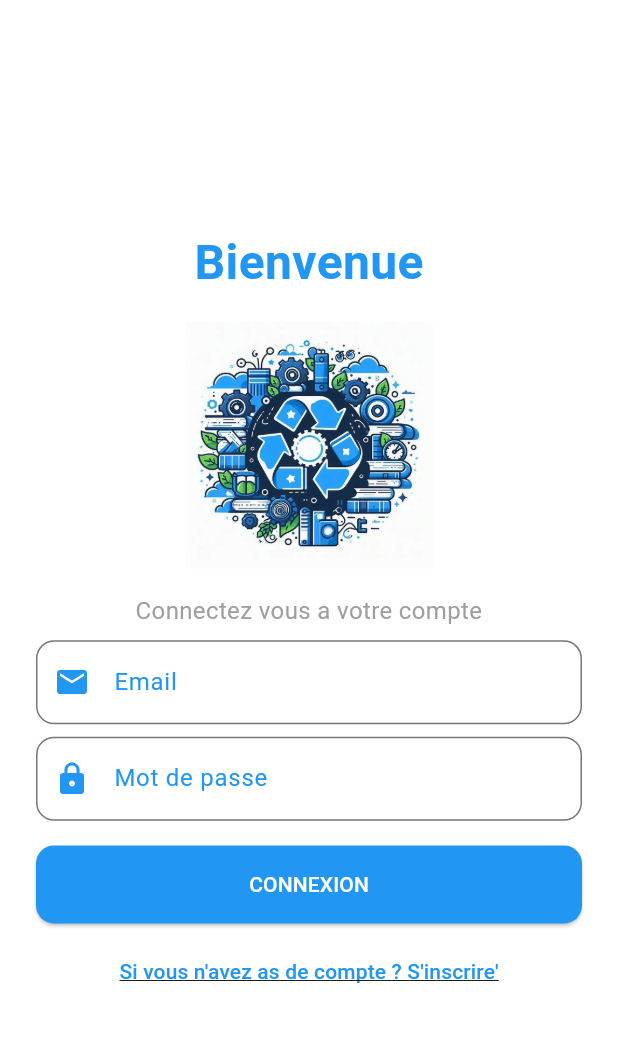
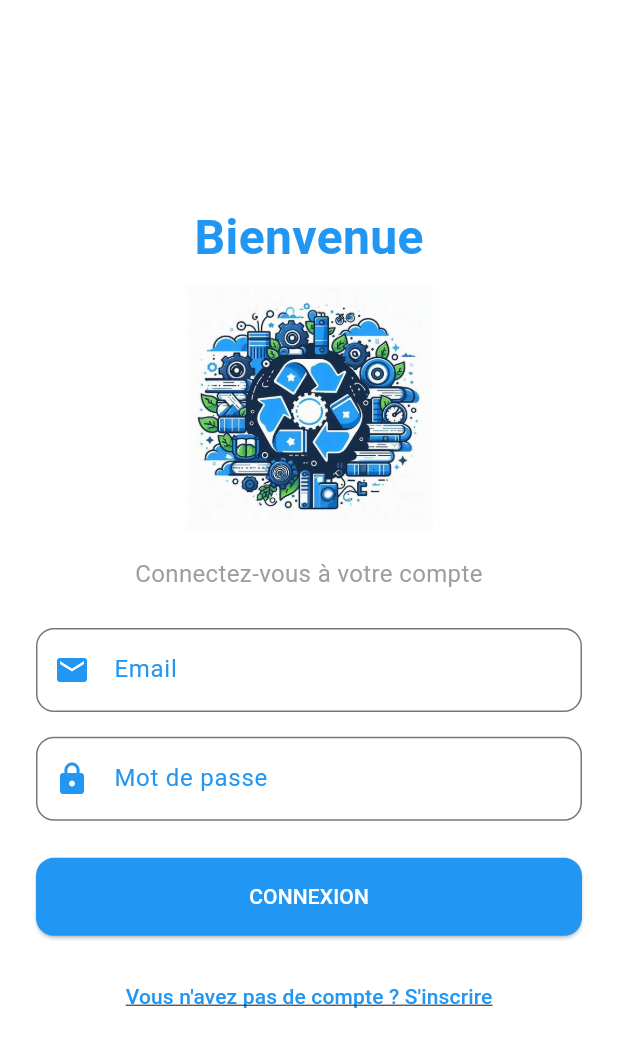
Before and after one commit to feutio12/BookCycle, a Flutter app: the screen it shows after launch, after a tap on "Se Connecter", on a phone screen of 412 x 824 dp. Shown: the top 1047 px of the screen. Run offline on Flutter 3.47's test engine with Material 3 defaults, Android fonts, the phone set to English and light mode, and no system bars.

Commit message:
deuxieme commit

```diff
--- a/lib/navigate.dart
+++ b/lib/navigate.dart
@@ -8,43 +8,64 @@ class Navigate extends StatelessWidget {
   Widget build(BuildContext context) {
     return Scaffold(
       backgroundColor: Colors.white,
-      body: Padding(
+      body: SafeArea(
+        child: SingleChildScrollView(
+          child: Padding(
             padding: const EdgeInsets.all(20.0),
+            child: ConstrainedBox(
+              constraints: BoxConstraints(
+                minHeight: MediaQuery.of(context).size.height - 40,
+              ),
               child: Column(
-          mainAxisAlignment: MainAxisAlignment.center,
+                mainAxisAlignment: MainAxisAlignment.spaceBetween,
                 crossAxisAlignment: CrossAxisAlignment.center,
                 children: [
-
+                  Column(
+                    children: [
+                      const SizedBox(height: 40),
                       Image.asset(
-              'assets/images/sss.jpg',
+                        'assets/images/logo.png',
                         height: 300,
                         width: 300,
                       ),
-
                       const SizedBox(height: 20),
-
-            // En-tête avec les mots empilés
+                      Text(
+                        "BookCycle",
+                        style: TextStyle(
+                          fontSize: 46,
+                          fontWeight: FontWeight.bold,
+                          color: Colors.blue[500],
+                        ),
+                      ),
+                      const SizedBox(height: 10),
                       Column(
                         children: [
                           Text(
+                            "Bienvenue sur notre application",
+                            style: TextStyle(
+                              fontSize: 14,
+                              color: Colors.grey[600],
+                            ),
+                          ),
+                          const SizedBox(height: 5),
+                          Text(
                             "BookCycle",
                             style: TextStyle(
-                    fontSize: 36,
-                    fontWeight: FontWeight.bold,
-                    color: Colors.blue[900],
+                              fontSize: 14,
+                              color: Colors.grey[600],
                             ),
                           ),
                         ],
                       ),
-
-            const SizedBox(height: 40),
-
-            // Bouton SIGN IN
+                    ],
+                  ),
+                  Column(
+                    children: [
                       SizedBox(
                         width: double.infinity,
                         child: ElevatedButton(
                           style: ElevatedButton.styleFrom(
-                  backgroundColor: Colors.blue[800],
+                            backgroundColor: Colors.blue[500],
                             padding: const EdgeInsets.symmetric(vertical: 16),
                             shape: RoundedRectangleBorder(
                               borderRadius: BorderRadius.circular(8),
@@ -68,32 +89,15 @@ class Navigate extends StatelessWidget {
                           ),
                         ),
                       ),
-
-            const SizedBox(height: 30),
-
-            // Texte en bas
-            Column(
-              children: [
-                Text(
-                  "Bienvenue sur notre application",
-                  style: TextStyle(
-                    fontSize: 14,
-                    color: Colors.grey[600],
-                  ),
-                ),
-                const SizedBox(height: 5),
-                Text(
-                  "BookCycle",
-                  style: TextStyle(
-                    fontSize: 14,
-                    color: Colors.grey[600],
-                  ),
-                ),
+                      const SizedBox(height: 60),
                     ],
                   ),
                 ],
               ),
             ),
+          ),
+        ),
+      ),
     );
   }
 }
--- a/lib/pages/auth/loginpage.dart
+++ b/lib/pages/auth/loginpage.dart
@@ -1,5 +1,7 @@
+import 'package:bookcycle/pages/homepage.dart';
 import 'package:flutter/material.dart';
 import 'package:bookcycle/screen_manage.dart';
+import 'registerpage.dart';
 
 class Loginpage extends StatelessWidget {
   const Loginpage({super.key});
@@ -11,13 +13,18 @@ class Loginpage extends StatelessWidget {
 
     return Scaffold(
       backgroundColor: Colors.white,
-      body: Padding(
+      body: SafeArea(
+        child: SingleChildScrollView(
           padding: EdgeInsets.all(padding),
+          child: ConstrainedBox(
+            constraints: BoxConstraints(
+              minHeight: screenHeight - padding * 2,
+            ),
             child: Column(
               mainAxisAlignment: MainAxisAlignment.center,
               crossAxisAlignment: CrossAxisAlignment.stretch,
               children: [
-
+                // Section supérieure (logo et titre)
                 Column(
                   children: [
                     const Text(
@@ -29,7 +36,6 @@ class Loginpage extends StatelessWidget {
                       ),
                     ),
                     const SizedBox(height: 8),
-                SizedBox(height: screenHeight * 0.01),
                     SizedBox(
                       height: screenHeight * 0.2,
                       child: Image.asset(
@@ -41,18 +47,25 @@ class Loginpage extends StatelessWidget {
                 ),
                 SizedBox(height: screenHeight * 0.02),
 
+                // Sous-titre
                 const Text(
-              "Connectez vous a votre compte",
+                  "Connectez-vous à votre compte",
                   textAlign: TextAlign.center,
                   style: TextStyle(
                     fontSize: 16,
                     color: Colors.grey,
                   ),
                 ),
-            SizedBox(height: screenHeight * 0.01),
+                SizedBox(height: screenHeight * 0.03),
 
+                // Formulaire
+                AutofillGroup(
+                  child: Column(
+                    children: [
                       // Champ email
                       TextField(
+                        autofillHints: const [AutofillHints.email],
+                        keyboardType: TextInputType.emailAddress,
                         decoration: InputDecoration(
                           labelText: 'Email',
                           labelStyle: const TextStyle(color: Colors.blue),
@@ -63,10 +76,11 @@ class Loginpage extends StatelessWidget {
                           prefixIcon: const Icon(Icons.email, color: Colors.blue),
                         ),
                       ),
-            SizedBox(height: screenHeight * 0.01),
+                      SizedBox(height: screenHeight * 0.02),
 
                       // Champ mot de passe
                       TextField(
+                        autofillHints: const [AutofillHints.password],
                         obscureText: true,
                         decoration: InputDecoration(
                           labelText: 'Mot de passe',
@@ -77,7 +91,10 @@ class Loginpage extends StatelessWidget {
                           prefixIcon: const Icon(Icons.lock, color: Colors.blue),
                         ),
                       ),
-            SizedBox(height: screenHeight * 0.02),
+                    ],
+                  ),
+                ),
+                SizedBox(height: screenHeight * 0.03),
 
                 // Bouton de connexion
                 ElevatedButton(
@@ -93,13 +110,13 @@ class Loginpage extends StatelessWidget {
                     Navigator.push(
                       context,
                       MaterialPageRoute(
-                    builder: (context) => const ScreenManage(),
+                        builder: (context) => const Homepage(),
                       ),
                     );
                   },
                   child: const Text("CONNEXION"),
                 ),
-            SizedBox(height: screenHeight * 0.01),
+                SizedBox(height: screenHeight * 0.02),
 
                 // Lien d'inscription
                 TextButton(
@@ -107,12 +124,12 @@ class Loginpage extends StatelessWidget {
                     Navigator.push(
                       context,
                       MaterialPageRoute(
-                    builder: (context) => const ScreenManage(),
+                        builder: (context) => const Registerpage(),
                       ),
                     );
                   },
                   child: const Text(
-                "Si vous n'avez as de compte ? S'inscrire'",
+                    "Vous n'avez pas de compte ? S'inscrire",
                     style: TextStyle(
                       color: Colors.blue,
                       decoration: TextDecoration.underline,
@@ -122,6 +139,8 @@ class Loginpage extends StatelessWidget {
               ],
             ),
           ),
+        ),
+      ),
     );
   }
 }
--- a/lib/screen_manage.dart
+++ b/lib/screen_manage.dart
@@ -1,5 +1,5 @@
 import 'package:flutter/material.dart';
-import 'package:bookcycle/home_page.dart';
+import 'package:bookcycle/pages/homepage.dart';
 import 'package:bookcycle/second_page.dart';
 
 class ScreenManage extends StatefulWidget {
```
Also changed, not shown: lib/home_page.dart (deleted, +0 -127 lines), lib/pages/auth/registerpage.dart (+8 -2 lines), lib/pages/homepage.dart (+97 -0 lines), lib/pages/searchpage.dart (+160 -0 lines), assets/images/logo.png (added). Lines whose indentation alone changed are shown as unchanged.
